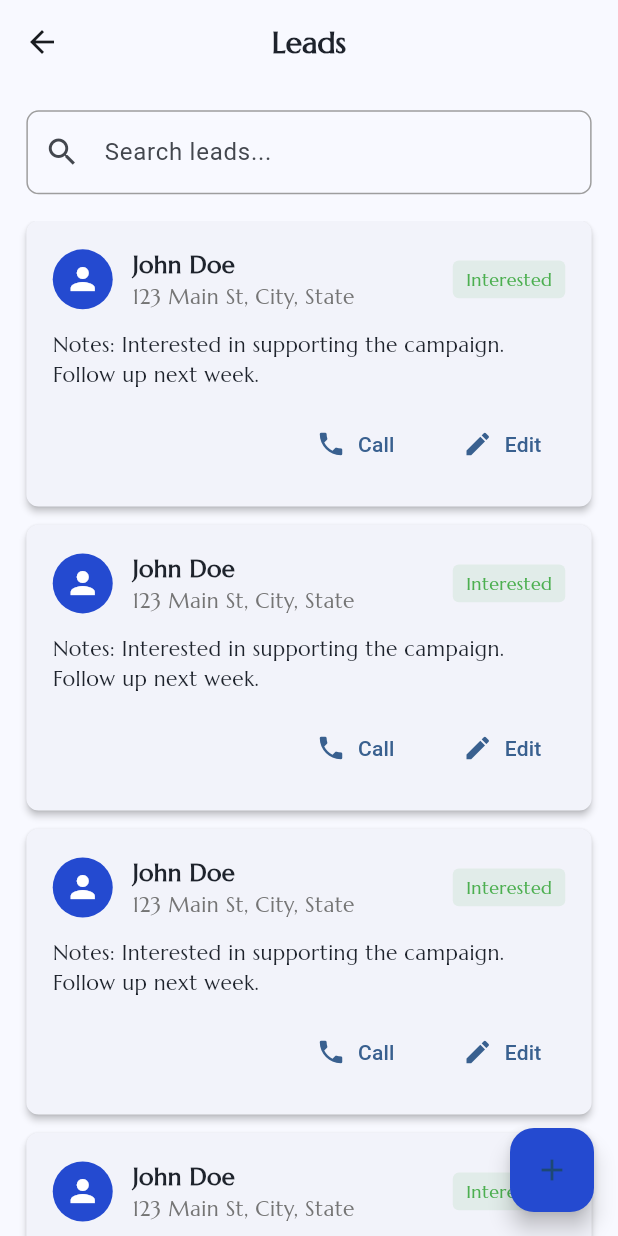
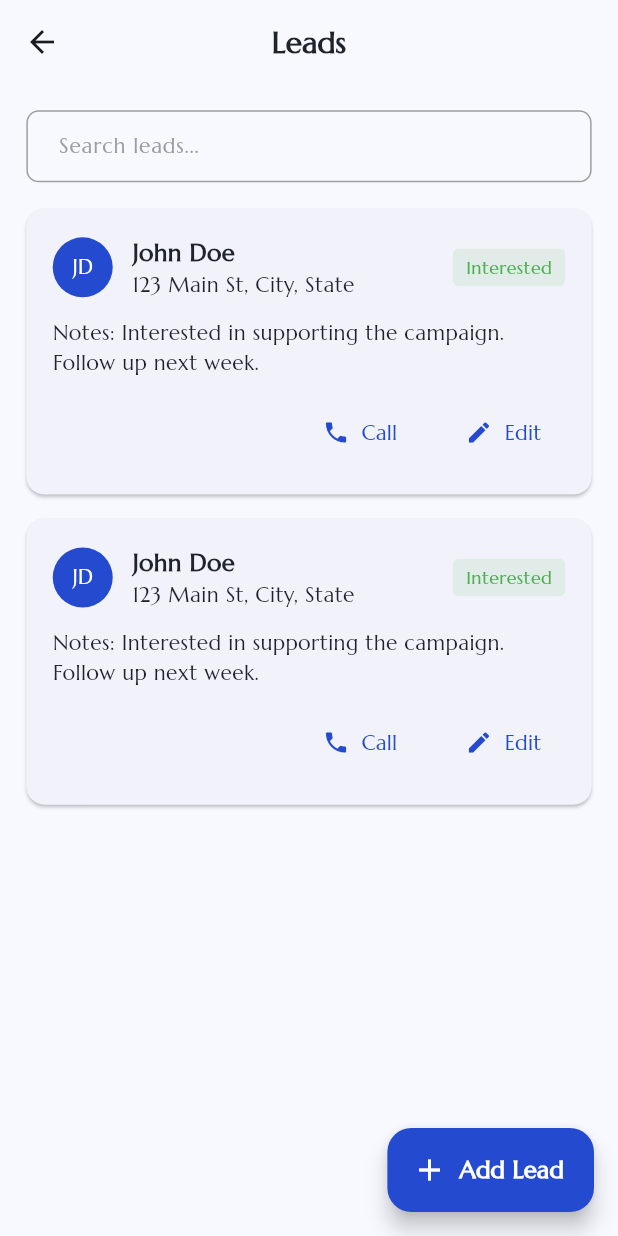
Before and after one commit to Jossyboydgenius/Ballot-Access-Pro, a Flutter app: the LeadsView screen opened directly, on a phone screen of 412 x 824 dp. Run offline on Flutter 3.47's test engine with Material 3 defaults, Android fonts, the phone set to English and light mode, and no system bars; our stand-ins replace flutter_screenutil, flutter_svg.

```diff
--- a/lib/ui/views/petitioner/leads_view.dart
+++ b/lib/ui/views/petitioner/leads_view.dart
@@ -2,7 +2,9 @@ import 'package:flutter/material.dart';
 import 'package:flutter_screenutil/flutter_screenutil.dart';
 import 'package:ballot_access_pro/shared/constants/app_colors.dart';
 import 'package:ballot_access_pro/shared/styles/app_text_style.dart';
-import 'package:ballot_access_pro/shared/widgets/app_button.dart';
+import 'package:ballot_access_pro/shared/widgets/app_input.dart';
+import 'package:ballot_access_pro/ui/views/petitioner/widgets/add_lead_bottom_sheet.dart';
+import 'package:ballot_access_pro/shared/constants/app_spacing.dart';
 
 class LeadsView extends StatefulWidget {
   const LeadsView({super.key});
@@ -12,7 +14,7 @@ class LeadsView extends StatefulWidget {
 }
 
 class _LeadsViewState extends State<LeadsView> {
-  final TextEditingController searchController = TextEditingController();
+  final searchController = TextEditingController();
 
   @override
   Widget build(BuildContext context) {
@@ -23,61 +25,24 @@ class _LeadsViewState extends State<LeadsView> {
           style: AppTextStyle.bold20,
         ),
         centerTitle: true,
-        backgroundColor: Colors.transparent,
-        elevation: 0,
       ),
       body: Column(
         children: [
           Padding(
             padding: EdgeInsets.all(16.w),
-            child: TextField(
+            child: AppInput(
               controller: searchController,
-              decoration: InputDecoration(
               hintText: 'Search leads...',
-                prefixIcon: const Icon(Icons.search),
-                border: OutlineInputBorder(
-                  borderRadius: BorderRadius.circular(8.r),
-                  borderSide: const BorderSide(color: Colors.grey),
-                ),
-                enabledBorder: OutlineInputBorder(
-                  borderRadius: BorderRadius.circular(8.r),
-                  borderSide: const BorderSide(color: Colors.grey),
-                ),
-                focusedBorder: OutlineInputBorder(
-                  borderRadius: BorderRadius.circular(8.r),
-                  borderSide: const BorderSide(color: AppColors.primary),
-                ),
-              ),
+              keyboardType: TextInputType.text,
             ),
           ),
           Expanded(
             child: ListView.builder(
               padding: EdgeInsets.symmetric(horizontal: 16.w),
-              itemCount: 10, // TODO: Replace with actual leads count
+              itemCount: 2, // Replace with actual leads count
               itemBuilder: (context, index) {
-                return _buildLeadCard();
-              },
-            ),
-          ),
-        ],
-      ),
-      floatingActionButton: FloatingActionButton(
-        backgroundColor: AppColors.primary,
-        onPressed: () {
-          _showAddLeadBottomSheet(context);
-        },
-        child: const Icon(Icons.add),
-      ),
-    );
-  }
-
-  Widget _buildLeadCard() {
                 return Card(
-      margin: EdgeInsets.only(bottom: 12.h),
-      elevation: 2,
-      shape: RoundedRectangleBorder(
-        borderRadius: BorderRadius.circular(8.r),
-      ),
+                  margin: EdgeInsets.only(bottom: 16.h),
                   child: Padding(
                     padding: EdgeInsets.all(16.w),
                     child: Column(
@@ -85,11 +50,16 @@ class _LeadsViewState extends State<LeadsView> {
                       children: [
                         Row(
                           children: [
-                const CircleAvatar(
+                            CircleAvatar(
                               backgroundColor: AppColors.primary,
-                  child: Icon(Icons.person, color: Colors.white),
+                              child: Text(
+                                'JD',
+                                style: AppTextStyle.regular14.copyWith(
+                                  color: Colors.white,
                                 ),
-                SizedBox(width: 12.w),
+                              ),
+                            ),
+                            AppSpacing.h12(),
                             Expanded(
                               child: Column(
                                 crossAxisAlignment: CrossAxisAlignment.start,
@@ -100,9 +70,7 @@ class _LeadsViewState extends State<LeadsView> {
                                   ),
                                   Text(
                                     '123 Main St, City, State',
-                        style: AppTextStyle.regular14.copyWith(
-                          color: Colors.grey[600],
-                        ),
+                                    style: AppTextStyle.regular14,
                                   ),
                                 ],
                               ),
@@ -125,29 +93,45 @@ class _LeadsViewState extends State<LeadsView> {
                             ),
                           ],
                         ),
-            SizedBox(height: 12.h),
+                        AppSpacing.v12(),
                         Text(
                           'Notes: Interested in supporting the campaign. Follow up next week.',
                           style: AppTextStyle.regular14,
                         ),
-            SizedBox(height: 12.h),
+                        AppSpacing.v12(),
                         Row(
                           mainAxisAlignment: MainAxisAlignment.end,
                           children: [
                             TextButton.icon(
                               onPressed: () {
-                    // TODO: Implement call action
+                                // TODO: Implement call functionality
                               },
-                  icon: const Icon(Icons.phone, size: 20),
-                  label: const Text('Call'),
+                              icon: const Icon(
+                                Icons.phone,
+                                color: AppColors.primary,
                               ),
-                SizedBox(width: 16.w),
+                              label: Text(
+                                'Call',
+                                style: AppTextStyle.regular14.copyWith(
+                                  color: AppColors.primary,
+                                ),
+                              ),
+                            ),
+                            AppSpacing.h16(),
                             TextButton.icon(
                               onPressed: () {
-                    // TODO: Implement edit action
+                                // TODO: Implement edit functionality
                               },
-                  icon: const Icon(Icons.edit, size: 20),
-                  label: const Text('Edit'),
+                              icon: const Icon(
+                                Icons.edit,
+                                color: AppColors.primary,
+                              ),
+                              label: Text(
+                                'Edit',
+                                style: AppTextStyle.regular14.copyWith(
+                                  color: AppColors.primary,
+                                ),
+                              ),
                             ),
                           ],
                         ),
@@ -155,80 +139,29 @@ class _LeadsViewState extends State<LeadsView> {
                     ),
                   ),
                 );
-  }
-
-  void _showAddLeadBottomSheet(BuildContext context) {
+              },
+            ),
+          ),
+        ],
+      ),
+      floatingActionButton: FloatingActionButton.extended(
+        onPressed: () {
           showModalBottomSheet(
             context: context,
             isScrollControlled: true,
             backgroundColor: Colors.transparent,
-      builder: (context) => Container(
-        padding: EdgeInsets.only(
-          bottom: MediaQuery.of(context).viewInsets.bottom,
-        ),
-        decoration: BoxDecoration(
-          color: Colors.white,
-          borderRadius: BorderRadius.vertical(
-            top: Radius.circular(16.r),
-          ),
-        ),
-        child: Padding(
-          padding: EdgeInsets.all(16.w),
-          child: Column(
-            mainAxisSize: MainAxisSize.min,
-            crossAxisAlignment: CrossAxisAlignment.start,
-            children: [
-              Text(
-                'Add New Lead',
-                style: AppTextStyle.bold20,
-              ),
-              SizedBox(height: 16.h),
-              TextField(
-                decoration: InputDecoration(
-                  labelText: 'Full Name',
-                  border: OutlineInputBorder(
-                    borderRadius: BorderRadius.circular(8.r),
-                  ),
-                ),
-              ),
-              SizedBox(height: 12.h),
-              TextField(
-                decoration: InputDecoration(
-                  labelText: 'Address',
-                  border: OutlineInputBorder(
-                    borderRadius: BorderRadius.circular(8.r),
-                  ),
-                ),
-              ),
-              SizedBox(height: 12.h),
-              TextField(
-                decoration: InputDecoration(
-                  labelText: 'Phone Number',
-                  border: OutlineInputBorder(
-                    borderRadius: BorderRadius.circular(8.r),
-                  ),
-                ),
-              ),
-              SizedBox(height: 12.h),
-              TextField(
-                maxLines: 3,
-                decoration: InputDecoration(
-                  labelText: 'Notes',
-                  border: OutlineInputBorder(
-                    borderRadius: BorderRadius.circular(8.r),
-                  ),
-                ),
-              ),
-              SizedBox(height: 24.h),
-              AppButton(
-                text: 'Add Lead',
-                onPressed: () {
-                  // TODO: Implement add lead logic
-                  Navigator.pop(context);
+            builder: (context) => AddLeadBottomSheet(
+              onAddLead: (name, address, phone, notes) {
+                // TODO: Implement add lead functionality
               },
             ),
-            ],
-          ),
+          );
+        },
+        backgroundColor: AppColors.primary,
+        icon: const Icon(Icons.add, color: Colors.white),
+        label: Text(
+          'Add Lead',
+          style: AppTextStyle.semibold16.copyWith(color: Colors.white),
         ),
       ),
     );
```
Lines whose indentation alone changed are shown as unchanged.
